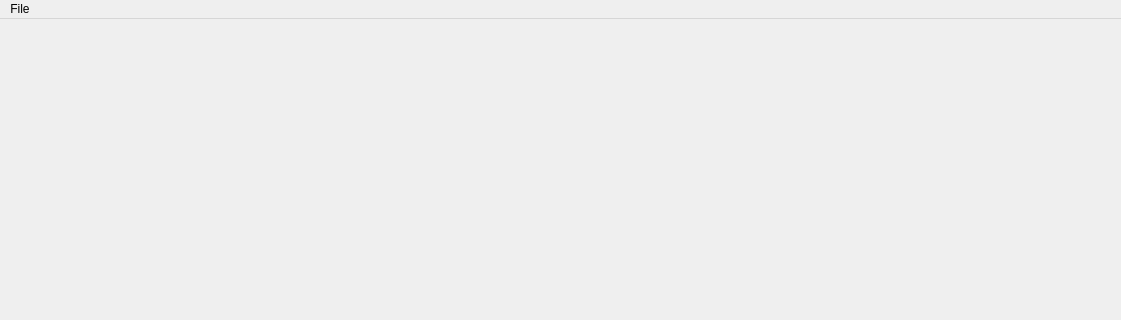
Above: analysiswindow.ui from Inexorably/gwentCalc before the change; both pictures show x 0 to 1121 and y 0 to 320 of the 1121 by 755 pixel window. Below: the same form after it.
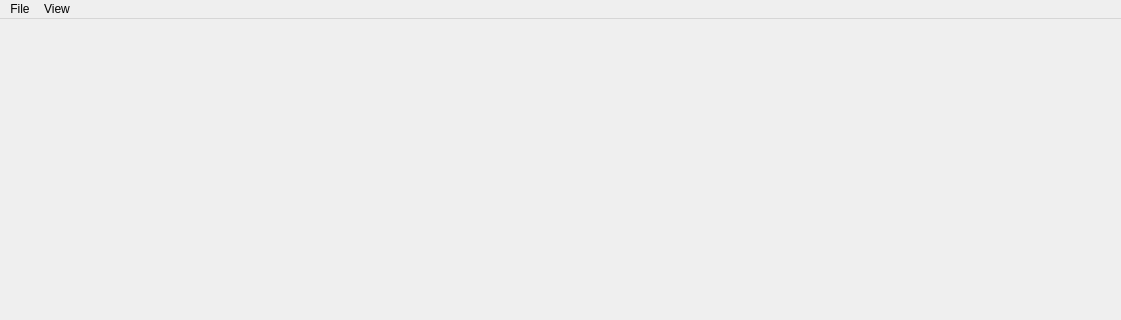
That is the form after the change.

The edit to the form file:
```diff
--- a/analysiswindow.ui
+++ b/analysiswindow.ui
@@ -54,7 +54,14 @@
      <string>File</string>
     </property>
    </widget>
+   <widget class="QMenu" name="menuView">
+    <property name="title">
+     <string>View</string>
+    </property>
+    <addaction name="actionScore_vs_Round_Length"/>
+   </widget>
    <addaction name="menuFile"/>
+   <addaction name="menuView"/>
   </widget>
   <widget class="QStatusBar" name="statusbar"/>
  </widget>
```
Left out of the diff: 11 changed lines with no effect on the pictures.
